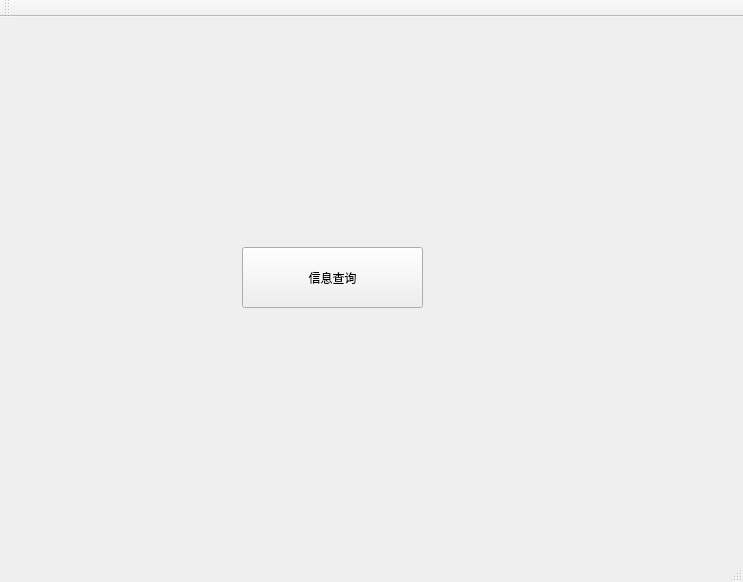
The window that ParkSys/mainwindow.ui (Holden4Caulfield/QtStudy) describes before a commit, drawn with Qt 5.
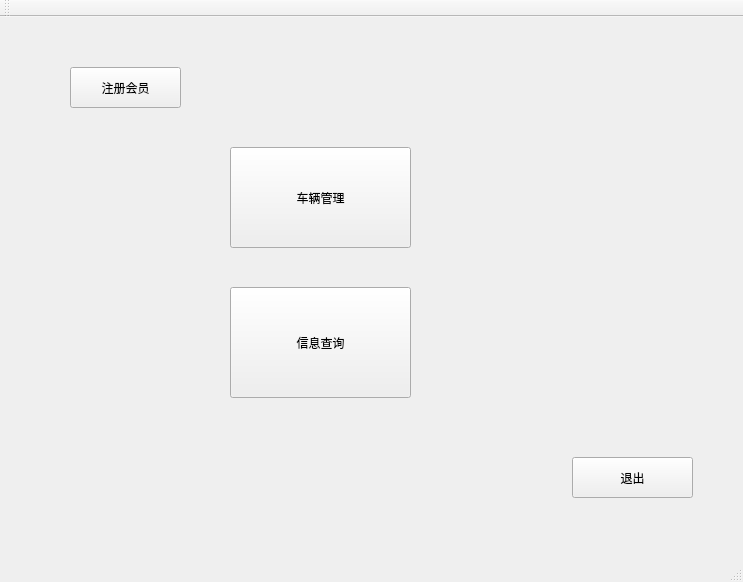
The same window after the commit.

What changed in the file:
```diff
--- a/ParkSys/mainwindow.ui
+++ b/ParkSys/mainwindow.ui
@@ -17,16 +17,55 @@
    <widget class="QPushButton" name="InforSearch">
     <property name="geometry">
      <rect>
-      <x>242</x>
-      <y>230</y>
+      <x>230</x>
+      <y>270</y>
       <width>181</width>
-      <height>61</height>
+      <height>111</height>
      </rect>
     </property>
     <property name="text">
      <string>信息查询</string>
     </property>
    </widget>
+   <widget class="QPushButton" name="VehMana">
+    <property name="geometry">
+     <rect>
+      <x>230</x>
+      <y>130</y>
+      <width>181</width>
+      <height>101</height>
+     </rect>
+    </property>
+    <property name="text">
+     <string>车辆管理</string>
+    </property>
+   </widget>
+   <widget class="QPushButton" name="pushButton">
+    <property name="geometry">
+     <rect>
+      <x>572</x>
+      <y>440</y>
+      <width>121</width>
+      <height>41</height>
+     </rect>
+    </property>
+    <property name="text">
+     <string>退出</string>
+    </property>
+   </widget>
+   <widget class="QPushButton" name="LogVip">
+    <property name="geometry">
+     <rect>
+      <x>70</x>
+      <y>50</y>
+      <width>111</width>
+      <height>41</height>
+     </rect>
+    </property>
+    <property name="text">
+     <string>注册会员</string>
+    </property>
+   </widget>
   </widget>
   <widget class="QMenuBar" name="menuBar">
    <property name="geometry">
```
